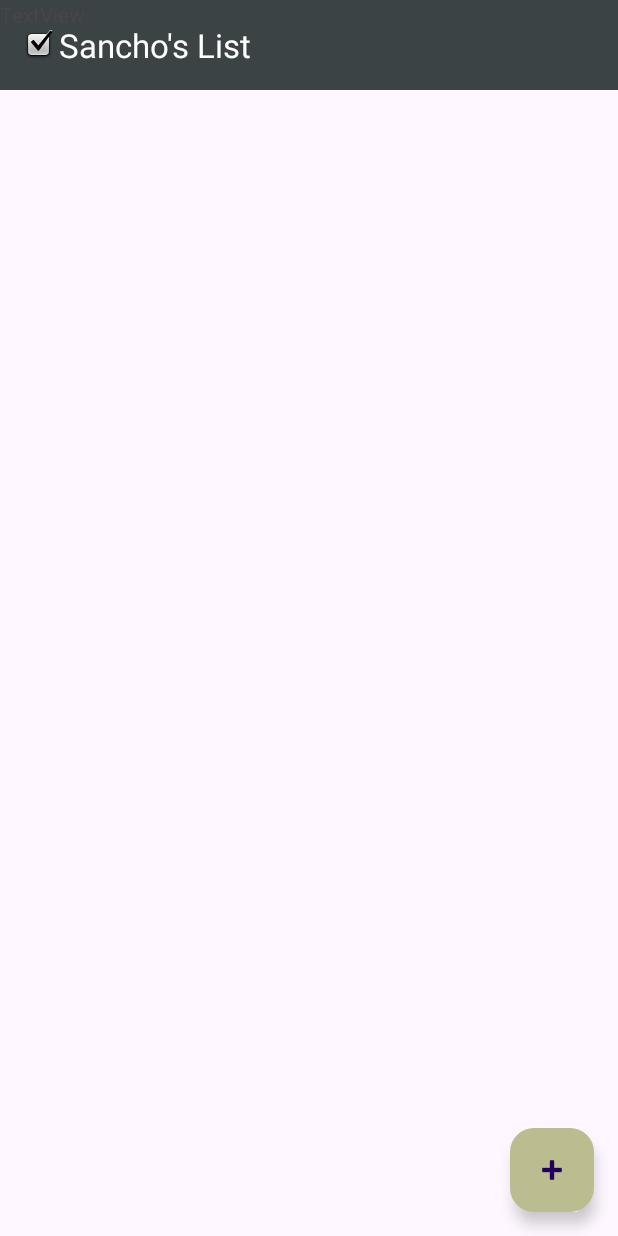
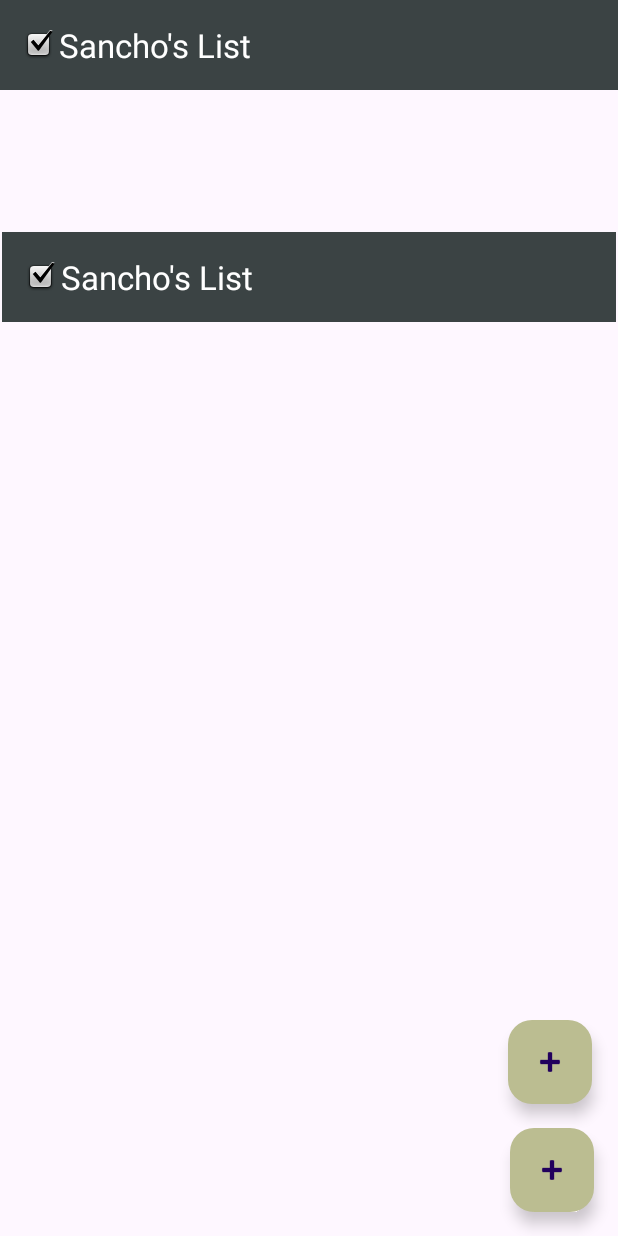
Before and after one commit to mxke17/SanchosList, an Android app: the screen it shows after launch (MainActivity), on a phone screen of 412 x 824 dp. Run offline under Robolectric (Android 15) with nearby library versions, the phone set to English and light mode, and no system bars; 2 statements that could not run were skipped.

Commit message:
feat: Added recycler view

```diff
--- a/SanchosLists/app/src/main/java/com/example/sanchoslists/MainActivity.java
+++ b/SanchosLists/app/src/main/java/com/example/sanchoslists/MainActivity.java
@@ -21,10 +21,10 @@ public class MainActivity extends AppCompatActivity {
 
     // Atributos para manejar la BD
     private SanchosSQLite dbHelper;
+
+    private StringListAdapter adapter;
     private SQLiteDatabase db;
     private RecyclerView listLists;
-
-    private TextView textView;
 
     @Override
     protected void onCreate(Bundle savedInstanceState) {
@@ -35,12 +35,18 @@ public class MainActivity extends AppCompatActivity {
         dbHelper = new SanchosSQLite(getApplicationContext());
         db = dbHelper.getWritableDatabase();
 
-        //listLists = (RecyclerView) findViewById(R.id.taskListRv);
-        textView = (TextView) findViewById(R.id.textView2);
         initLists();
 
+        List<String> listNames = new ArrayList<>();
+        adapter = new StringListAdapter(listNames);
+
+        listLists = (RecyclerView) findViewById(R.id.listNamesList);
+
+        RecyclerView.LayoutManager layoutManager = new LinearLayoutManager(this,LinearLayoutManager.VERTICAL,false);
+        listLists.setLayoutManager(layoutManager);
+        listLists.setAdapter(adapter);
+
         Cursor cursor = db.query(ListsContract.DictEntry.TABLE_NAME, null, null, null, null, null, null);
-        List<String> listNames = new ArrayList<>();
 
         if(cursor.moveToFirst()) {
             int columnIndex = cursor.getColumnIndex(ListsContract.DictEntry.COLUMN_NAME_NAME);
@@ -51,7 +57,8 @@ public class MainActivity extends AppCompatActivity {
             }
         }
 
-        //listNames tiene los nombres de todas las listas
+        //listNames tiene los nombres de todas las lista
+        adapter.notifyDataSetChanged();
     }
 
     private void initLists(){
--- /dev/null
+++ b/SanchosLists/app/src/main/java/com/example/sanchoslists/StringListAdapter.java
@@ -0,0 +1,47 @@
+package com.example.sanchoslists;
+
+import android.view.LayoutInflater;
+import android.view.View;
+import android.view.ViewGroup;
+import android.widget.TextView;
+
+import androidx.annotation.NonNull;
+import androidx.recyclerview.widget.RecyclerView;
+
+import java.util.List;
+
+public class StringListAdapter extends RecyclerView.Adapter<StringListAdapter.StringViewHolder> {
+    List<String> arrayList;
+
+    public StringListAdapter(List<String> arrayList) {
+        this.arrayList = arrayList;
+    }
+
+    @NonNull
+    @Override
+    public StringViewHolder onCreateViewHolder(@NonNull ViewGroup parent, int viewType) {
+        View layoutView = LayoutInflater.from(parent.getContext()).inflate(R.layout.activity_main, parent, false);
+
+        return new StringViewHolder(layoutView);
+    }
+
+    @Override
+    public void onBindViewHolder(@NonNull final StringViewHolder holder, final int position) {
+        holder.tagText.setText(arrayList.get(position));
+    }
+
+    @Override
+    public int getItemCount() {
+        return arrayList.size();
+    }
+
+    public class StringViewHolder extends RecyclerView.ViewHolder {
+        public TextView tagText;
+
+        public StringViewHolder(View view) {
+            super(view);
+
+            tagText = view.findViewById(R.id.listNamesList);
+        }
+    }
+}
--- a/SanchosLists/app/src/main/res/layout/activity_main.xml
+++ b/SanchosLists/app/src/main/res/layout/activity_main.xml
@@ -36,12 +36,14 @@
         app:layout_constraintEnd_toEndOf="parent"
  />
 
-    <TextView
-        android:id="@+id/textView2"
-        android:layout_width="wrap_content"
-        android:layout_height="wrap_content"
-        android:text="TextView"
-        tools:layout_editor_absoluteX="43dp"
-        tools:layout_editor_absoluteY="122dp" />
+    <androidx.recyclerview.widget.RecyclerView
+        android:id="@+id/listNamesList"
+        android:layout_width="409dp"
+        android:layout_height="597dp"
+        android:layout_marginStart="1dp"
+        android:layout_marginEnd="1dp"
+        app:layout_constraintBottom_toTopOf="@+id/floatingActionButton"
+        app:layout_constraintEnd_toEndOf="parent"
+        app:layout_constraintStart_toStartOf="parent" />
 
 </androidx.constraintlayout.widget.ConstraintLayout>
```
